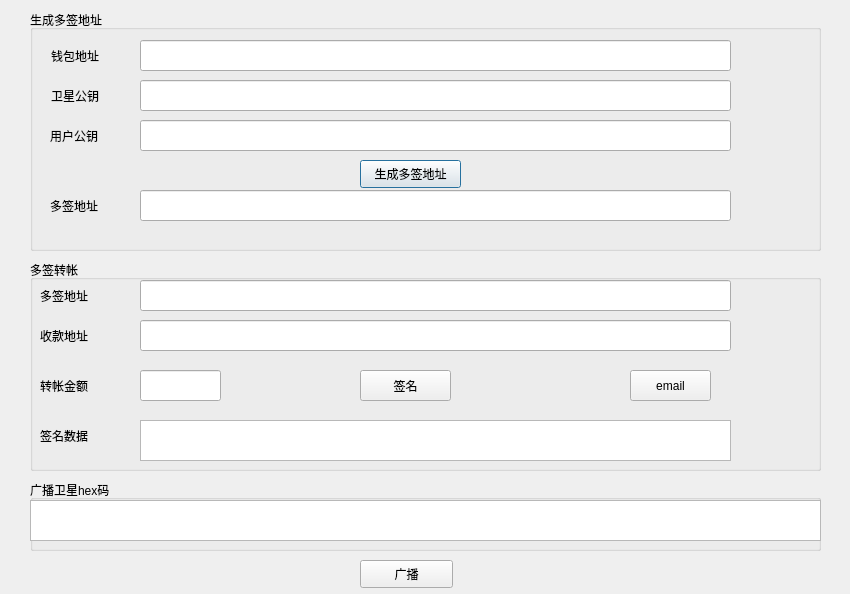
First picture: the form in src/qt/forms/multisignpage.ui, repository kangtingying/qtum, before the edit.
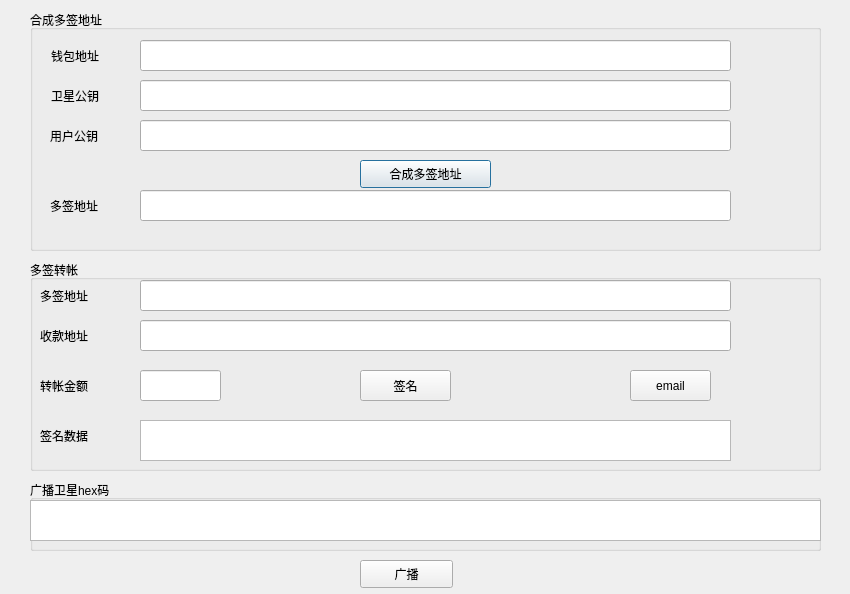
Second picture: the form after the edit.

```diff
--- a/src/qt/forms/multisignpage.ui
+++ b/src/qt/forms/multisignpage.ui
@@ -23,7 +23,7 @@
     </rect>
    </property>
    <property name="title">
-    <string>生成多签地址</string>
+    <string>合成多签地址</string>
    </property>
    <widget class="QLineEdit" name="importLineEdit">
     <property name="geometry">
@@ -53,12 +53,12 @@
      <rect>
       <x>330</x>
       <y>150</y>
-      <width>101</width>
+      <width>131</width>
       <height>28</height>
      </rect>
     </property>
     <property name="text">
-     <string>生成多签地址</string>
+     <string>合成多签地址</string>
     </property>
    </widget>
    <widget class="QLabel" name="addressLabel">
```
